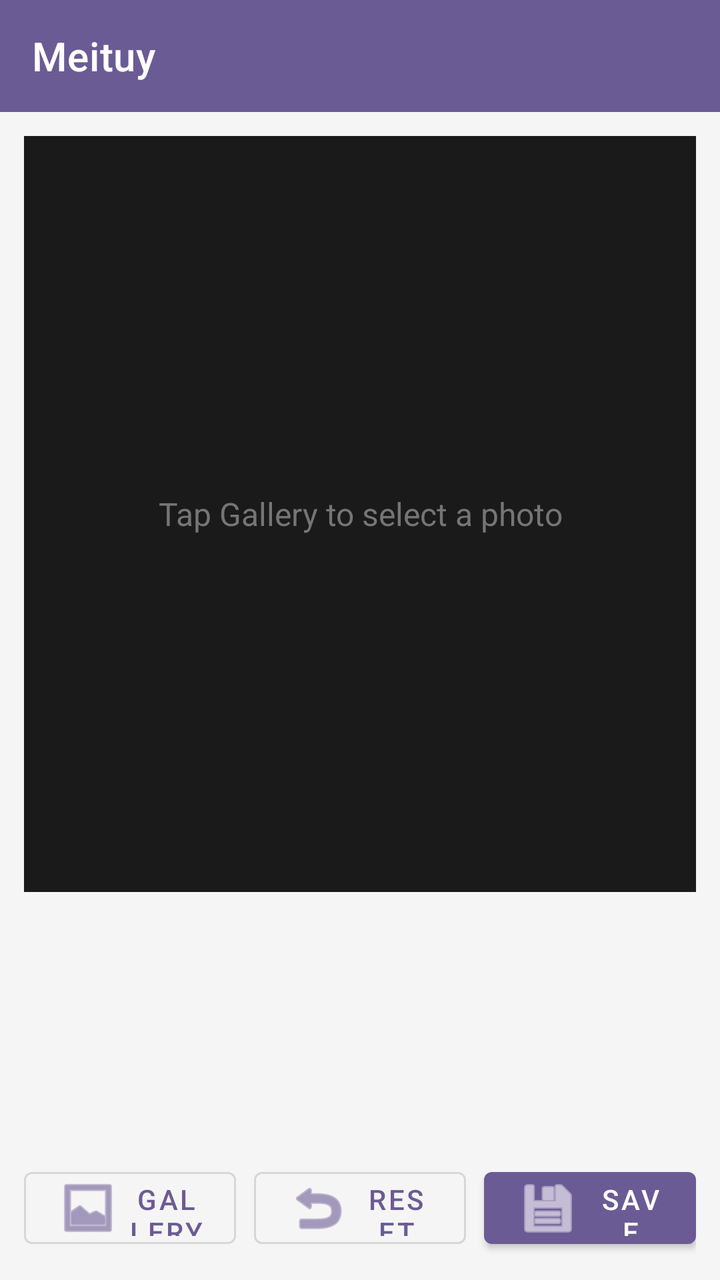
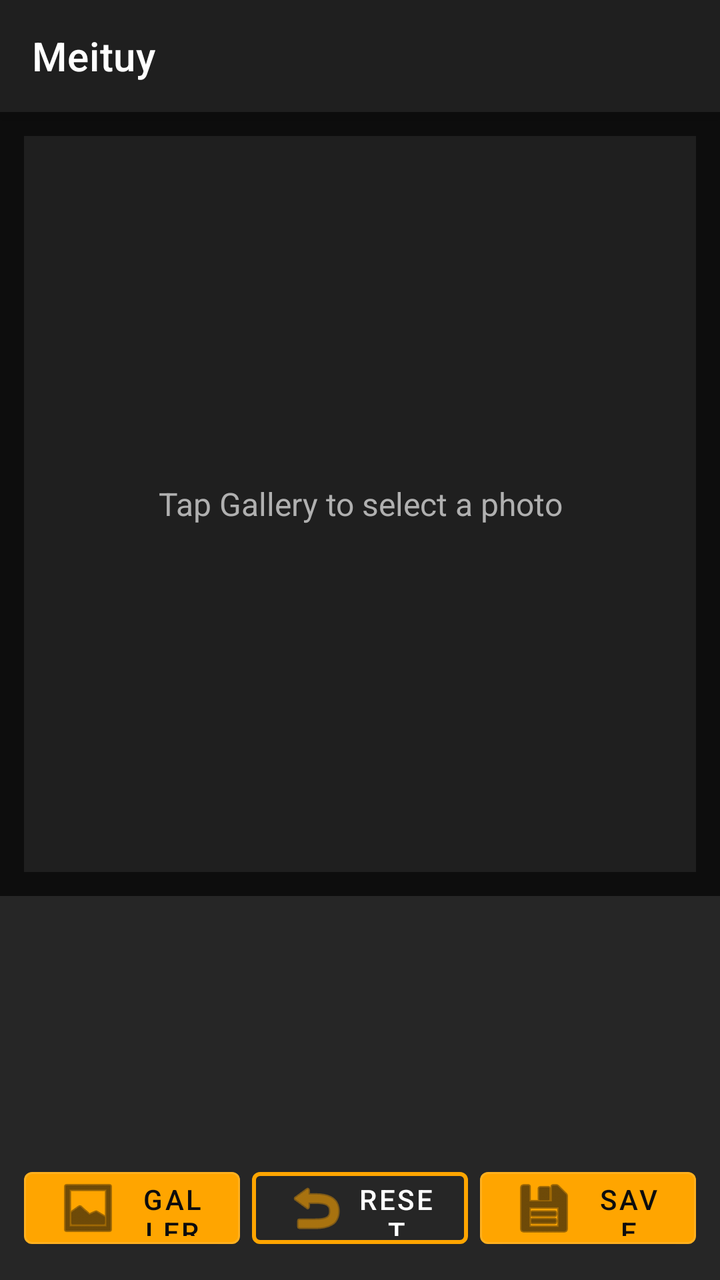

An Android layout rendered at two revisions. The XML below is the earlier revision; the diff shows what the commit changed to produce the second picture.
<!-- AndroidManifest.xml: application theme Theme.Meituy -->
<!-- res/layout/activity_main.xml -->
<?xml version="1.0" encoding="utf-8"?>
<androidx.constraintlayout.widget.ConstraintLayout xmlns:android="http://schemas.android.com/apk/res/android"
    xmlns:app="http://schemas.android.com/apk/res-auto"
    xmlns:tools="http://schemas.android.com/tools"
    android:layout_width="match_parent"
    android:layout_height="match_parent"
    android:background="@color/bg_light">

    <com.google.android.material.appbar.AppBarLayout
        android:id="@+id/appBar"
        android:layout_width="0dp"
        android:layout_height="wrap_content"
        app:layout_constraintTop_toTopOf="parent"
        app:layout_constraintStart_toStartOf="parent"
        app:layout_constraintEnd_toEndOf="parent"
        android:theme="@style/ThemeOverlay.MaterialComponents.Dark.ActionBar">

        <androidx.appcompat.widget.Toolbar
            android:id="@+id/toolbar"
            android:layout_width="match_parent"
            android:layout_height="?attr/actionBarSize"
            android:background="@color/primary"
            app:title="@string/app_name"
            app:titleTextColor="@color/white"
            app:popupTheme="@style/ThemeOverlay.MaterialComponents.Light" />

    </com.google.android.material.appbar.AppBarLayout>

    <FrameLayout
        android:id="@+id/imageContainer"
        android:layout_width="0dp"
        android:layout_height="0dp"
        android:layout_margin="12dp"
        android:background="@color/bg_dark"
        app:layout_constraintTop_toBottomOf="@+id/appBar"
        app:layout_constraintBottom_toTopOf="@+id/filterRecyclerView"
        app:layout_constraintStart_toStartOf="parent"
        app:layout_constraintEnd_toEndOf="parent">

        <ImageView
            android:id="@+id/imageView"
            android:layout_width="match_parent"
            android:layout_height="match_parent"
            android:scaleType="fitCenter" />

        <ProgressBar
            android:id="@+id/progressBar"
            style="?android:attr/progressBarStyleLarge"
            android:layout_width="wrap_content"
            android:layout_height="wrap_content"
            android:layout_gravity="center"
            android:visibility="gone" />

        <TextView
            android:id="@+id/placeholderText"
            android:layout_width="match_parent"
            android:layout_height="match_parent"
            android:gravity="center"
            android:text="@string/no_image"
            android:textSize="16sp"
            android:textColor="@color/text_secondary" />

    </FrameLayout>

    <androidx.recyclerview.widget.RecyclerView
        android:id="@+id/filterRecyclerView"
        android:layout_width="0dp"
        android:layout_height="110dp"
        android:paddingStart="8dp"
        android:paddingEnd="8dp"
        android:paddingTop="8dp"
        android:paddingBottom="8dp"
        android:orientation="horizontal"
        app:layout_constraintBottom_toTopOf="@+id/sliderContainer"
        app:layout_constraintStart_toStartOf="parent"
        app:layout_constraintEnd_toEndOf="parent" />

    <LinearLayout
        android:id="@+id/sliderContainer"
        android:layout_width="0dp"
        android:layout_height="wrap_content"
        android:orientation="vertical"
        android:padding="12dp"
        android:visibility="gone"
        app:layout_constraintBottom_toTopOf="@+id/buttonContainer"
        app:layout_constraintStart_toStartOf="parent"
        app:layout_constraintEnd_toEndOf="parent">

        <TextView
            android:id="@+id/intensityLabel"
            android:layout_width="wrap_content"
            android:layout_height="wrap_content"
            android:text="@string/filter_intensity"
            android:textColor="@color/text_primary"
            android:textSize="12sp"
            android:layout_marginBottom="8dp" />

        <com.google.android.material.slider.Slider
            android:id="@+id/intensitySlider"
            android:layout_width="match_parent"
            android:layout_height="wrap_content"
            android:valueFrom="0"
            android:valueTo="100"
            android:stepSize="1"
            android:value="100" />

    </LinearLayout>

    <LinearLayout
        android:id="@+id/buttonContainer"
        android:layout_width="0dp"
        android:layout_height="wrap_content"
        android:orientation="horizontal"
        android:padding="12dp"
        app:layout_constraintBottom_toBottomOf="parent"
        app:layout_constraintStart_toStartOf="parent"
        app:layout_constraintEnd_toEndOf="parent">

        <com.google.android.material.button.MaterialButton
            android:id="@+id/btnSelectImage"
            android:layout_width="0dp"
            android:layout_height="48dp"
            android:layout_weight="1"
            android:layout_marginEnd="6dp"
            android:text="@string/select_image"
            app:icon="@android:drawable/ic_menu_gallery"
            style="@style/Widget.MaterialComponents.Button.OutlinedButton" />

        <com.google.android.material.button.MaterialButton
            android:id="@+id/btnReset"
            android:layout_width="0dp"
            android:layout_height="48dp"
            android:layout_weight="1"
            android:layout_marginStart="3dp"
            android:layout_marginEnd="3dp"
            android:text="@string/reset"
            app:icon="@android:drawable/ic_menu_revert"
            style="@style/Widget.MaterialComponents.Button.OutlinedButton" />

        <com.google.android.material.button.MaterialButton
            android:id="@+id/btnSaveImage"
            android:layout_width="0dp"
            android:layout_height="48dp"
            android:layout_weight="1"
            android:layout_marginStart="6dp"
            android:text="@string/save_image"
            app:icon="@android:drawable/ic_menu_save"
            style="@style/Widget.MaterialComponents.Button" />

    </LinearLayout>

</androidx.constraintlayout.widget.ConstraintLayout>
<!-- resources referenced by this layout -->
<resources>
  <color name="bg_dark">#FF1a1a1a</color>
  <color name="bg_light">#FFf5f5f5</color>
  <color name="primary">#FF6B5B95</color>
  <color name="text_primary">#FF212121</color>
  <color name="text_secondary">#FF757575</color>
  <color name="white">#FFFFFFFF</color>
  <string name="app_name">Meituy</string>
  <string name="filter_intensity">Filter Intensity</string>
  <string name="no_image">Tap Gallery to select a photo</string>
  <string name="reset">Reset</string>
  <string name="save_image">Save</string>
  <string name="select_image">Gallery</string>
  <style name="Theme.Meituy" parent="Theme.MaterialComponents.DayNight.NoActionBar">
          <item name="colorPrimary">@color/primary</item>
          <item name="colorPrimaryVariant">@color/primary_dark</item>
          <item name="colorSecondary">@color/accent</item>
          <item name="colorSecondaryVariant">@color/accent</item>
          <item name="android:colorBackground">@color/bg_light</item>
          <item name="android:textColorPrimary">@color/text_primary</item>
          <item name="android:textColorSecondary">@color/text_secondary</item>
      </style>
  <color name="primary_dark">#FF4A4064</color>
  <color name="accent">#FFFF6B9D</color>
</resources>

<!-- the commit's change to res/layout/activity_main.xml (unified diff, before → after) -->
@@ -4,16 +4,17 @@
     xmlns:tools="http://schemas.android.com/tools"
     android:layout_width="match_parent"
     android:layout_height="match_parent"
-    android:background="@color/bg_light">
+    android:background="@color/bg_dark">
 
     <com.google.android.material.appbar.AppBarLayout
         android:id="@+id/appBar"
         android:layout_width="0dp"
         android:layout_height="wrap_content"
+        android:background="@color/primary"
         app:layout_constraintTop_toTopOf="parent"
         app:layout_constraintStart_toStartOf="parent"
         app:layout_constraintEnd_toEndOf="parent"
-        android:theme="@style/ThemeOverlay.MaterialComponents.Dark.ActionBar">
+        android:elevation="8dp">
 
         <androidx.appcompat.widget.Toolbar
             android:id="@+id/toolbar"
@@ -21,7 +22,7 @@
             android:layout_height="?attr/actionBarSize"
             android:background="@color/primary"
             app:title="@string/app_name"
-            app:titleTextColor="@color/white"
+            app:titleTextColor="@color/text_primary"
             app:popupTheme="@style/ThemeOverlay.MaterialComponents.Light" />
 
     </com.google.android.material.appbar.AppBarLayout>
@@ -31,7 +32,8 @@
         android:layout_width="0dp"
         android:layout_height="0dp"
         android:layout_margin="12dp"
-        android:background="@color/bg_dark"
+        android:background="@color/bg_card"
+        android:foreground="?attr/selectableItemBackground"
         app:layout_constraintTop_toBottomOf="@+id/appBar"
         app:layout_constraintBottom_toTopOf="@+id/filterRecyclerView"
         app:layout_constraintStart_toStartOf="parent"
@@ -49,7 +51,8 @@
             android:layout_width="wrap_content"
             android:layout_height="wrap_content"
             android:layout_gravity="center"
-            android:visibility="gone" />
+            android:visibility="gone"
+            android:indeterminateTint="@color/accent" />
 
         <TextView
             android:id="@+id/placeholderText"
@@ -65,11 +68,12 @@
     <androidx.recyclerview.widget.RecyclerView
         android:id="@+id/filterRecyclerView"
         android:layout_width="0dp"
-        android:layout_height="110dp"
+        android:layout_height="120dp"
         android:paddingStart="8dp"
         android:paddingEnd="8dp"
         android:paddingTop="8dp"
         android:paddingBottom="8dp"
+        android:background="@color/bg_light"
         android:orientation="horizontal"
         app:layout_constraintBottom_toTopOf="@+id/sliderContainer"
         app:layout_constraintStart_toStartOf="parent"
@@ -80,7 +84,8 @@
         android:layout_width="0dp"
         android:layout_height="wrap_content"
         android:orientation="vertical"
-        android:padding="12dp"
+        android:padding="16dp"
+        android:background="@color/bg_light"
         android:visibility="gone"
         app:layout_constraintBottom_toTopOf="@+id/buttonContainer"
         app:layout_constraintStart_toStartOf="parent"
@@ -92,8 +97,9 @@
             android:layout_height="wrap_content"
             android:text="@string/filter_intensity"
             android:textColor="@color/text_primary"
-            android:textSize="12sp"
-            android:layout_marginBottom="8dp" />
+            android:textSize="14sp"
+            android:textStyle="bold"
+            android:layout_marginBottom="12dp" />
 
         <com.google.android.material.slider.Slider
             android:id="@+id/intensitySlider"
@@ -102,7 +108,10 @@
             android:valueFrom="0"
             android:valueTo="100"
             android:stepSize="1"
-            android:value="100" />
+            android:value="100"
+            app:thumbColor="@color/accent"
+            app:trackColorActive="@color/accent"
+            app:trackColorInactive="@color/surface" />
 
     </LinearLayout>
 
@@ -112,6 +121,8 @@
         android:layout_height="wrap_content"
         android:orientation="horizontal"
         android:padding="12dp"
+        android:background="@color/bg_light"
+        android:spacing="8dp"
         app:layout_constraintBottom_toBottomOf="parent"
         app:layout_constraintStart_toStartOf="parent"
         app:layout_constraintEnd_toEndOf="parent">
@@ -121,20 +132,27 @@
             android:layout_width="0dp"
             android:layout_height="48dp"
             android:layout_weight="1"
-            android:layout_marginEnd="6dp"
+            android:layout_marginEnd="4dp"
             android:text="@string/select_image"
+            android:textColor="@color/bg_dark"
             app:icon="@android:drawable/ic_menu_gallery"
-            style="@style/Widget.MaterialComponents.Button.OutlinedButton" />
+            app:iconTint="@color/bg_dark"
+            app:backgroundTint="@color/accent"
+            style="@style/Widget.MaterialComponents.Button" />
 
         <com.google.android.material.button.MaterialButton
             android:id="@+id/btnReset"
             android:layout_width="0dp"
             android:layout_height="48dp"
             android:layout_weight="1"
-            android:layout_marginStart="3dp"
-            android:layout_marginEnd="3dp"
+            android:layout_marginStart="2dp"
+            android:layout_marginEnd="2dp"
             android:text="@string/reset"
+            android:textColor="@color/text_primary"
             app:icon="@android:drawable/ic_menu_revert"
+            app:iconTint="@color/accent"
+            app:strokeColor="@color/accent"
+            app:strokeWidth="2dp"
             style="@style/Widget.MaterialComponents.Button.OutlinedButton" />
 
         <com.google.android.material.button.MaterialButton
@@ -142,9 +160,12 @@
             android:layout_width="0dp"
             android:layout_height="48dp"
             android:layout_weight="1"
-            android:layout_marginStart="6dp"
+            android:layout_marginStart="4dp"
             android:text="@string/save_image"
+            android:textColor="@color/bg_dark"
             app:icon="@android:drawable/ic_menu_save"
+            app:iconTint="@color/bg_dark"
+            app:backgroundTint="@color/accent"
             style="@style/Widget.MaterialComponents.Button" />
 
     </LinearLayout>
<!-- resource entries referenced after the edit -->
@@ -1,27 +1,36 @@
 <!-- resources referenced by this layout -->
 <resources>
-  <color name="bg_dark">#FF1a1a1a</color>
-  <color name="bg_light">#FFf5f5f5</color>
-  <color name="primary">#FF6B5B95</color>
-  <color name="text_primary">#FF212121</color>
-  <color name="text_secondary">#FF757575</color>
-  <color name="white">#FFFFFFFF</color>
+  <color name="accent">#FFFFA500</color>
+  <color name="bg_card">#FF1F1F1F</color>
+  <color name="bg_dark">#FF0D0D0D</color>
+  <color name="bg_light">#FF262626</color>
+  <color name="primary">#FF1F1F1F</color>
+  <color name="surface">#FF2A2A2A</color>
+  <color name="text_primary">#FFFFFFFF</color>
+  <color name="text_secondary">#FFB0B0B0</color>
   <string name="app_name">Meituy</string>
   <string name="filter_intensity">Filter Intensity</string>
   <string name="no_image">Tap Gallery to select a photo</string>
   <string name="reset">Reset</string>
   <string name="save_image">Save</string>
   <string name="select_image">Gallery</string>
-  <style name="Theme.Meituy" parent="Theme.MaterialComponents.DayNight.NoActionBar">
+  <style name="Theme.Meituy" parent="Theme.MaterialComponents.NoActionBar">
           <item name="colorPrimary">@color/primary</item>
           <item name="colorPrimaryVariant">@color/primary_dark</item>
           <item name="colorSecondary">@color/accent</item>
-          <item name="colorSecondaryVariant">@color/accent</item>
-          <item name="android:colorBackground">@color/bg_light</item>
+          <item name="colorSecondaryVariant">@color/accent_dark</item>
+          <item name="colorTertiary">@color/accent_light</item>
+          <item name="android:colorBackground">@color/bg_dark</item>
           <item name="android:textColorPrimary">@color/text_primary</item>
           <item name="android:textColorSecondary">@color/text_secondary</item>
+          <item name="materialButtonStyle">@style/Widget.Material3.Button</item>
       </style>
-  <color name="primary_dark">#FF4A4064</color>
-  <color name="accent">#FFFF6B9D</color>
+  <color name="primary_dark">#FF121212</color>
+  <color name="accent_dark">#FFFF8C00</color>
+  <color name="accent_light">#FFFFB84D</color>
+  <style name="Widget.Material3.Button" parent="Widget.MaterialComponents.Button.OutlinedButton">
+          <item name="backgroundTint">@color/accent</item>
+          <item name="android:textColor">@color/bg_dark</item>
+      </style>
 </resources>
 
